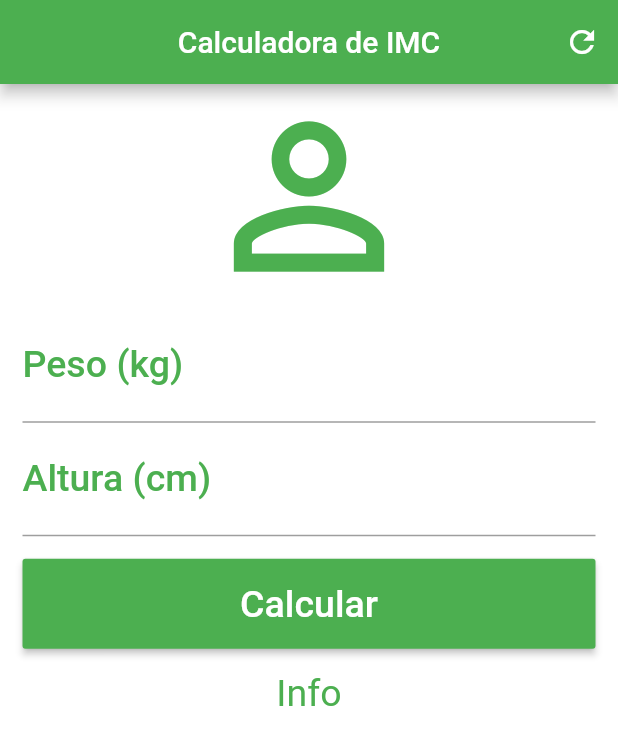
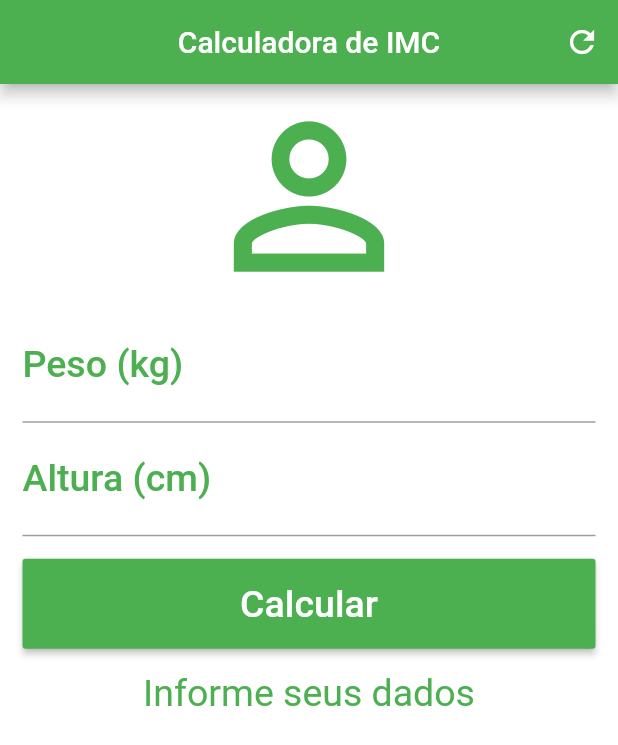
Before and after one commit to AndersonSMed/Calculadora_IMC_Flutter, a Flutter app: the screen it shows after launch, after a tap on "Calcular", on a phone screen of 412 x 824 dp. Shown: the top 745 px of the screen. Run offline on Flutter 3.47's test engine with Material 2 defaults, Android fonts, the phone set to English and light mode, and no system bars.

Commit message:
IMC calculus added to the app

```diff
--- a/lib/main.dart
+++ b/lib/main.dart
@@ -12,6 +12,45 @@ class Home extends StatefulWidget {
 }
 
 class _HomeState extends State<Home> {
+  TextEditingController weightController = TextEditingController();
+  TextEditingController heightController = TextEditingController();
+
+  String _infoText = "Informe seus dados";
+
+  void _resetFields() {
+    setState(() {
+      weightController.text = "";
+      heightController.text = "";
+      _infoText = "Informe seus dados";
+    });
+  }
+
+  void _calculate() {
+    setState(() {
+      if (weightController.text.isNotEmpty &&
+          heightController.text.isNotEmpty) {
+        double weight = double.parse(weightController.text);
+        double height = double.parse(heightController.text) / 100;
+        double imc = weight / (height * height);
+        if (imc < 18.6) {
+          _infoText = "Abaixo do peso (${imc.toStringAsPrecision(4)})";
+        } else if (imc < 24.9) {
+          _infoText = "Peso ideal (${imc.toStringAsPrecision(4)})";
+        } else if (imc < 29.9) {
+          _infoText = "Levemente acima do peso (${imc.toStringAsPrecision(4)})";
+        } else if (imc < 34.9) {
+          _infoText = "Obesidade grau I (${imc.toStringAsPrecision(4)})";
+        } else if (imc < 39.9) {
+          _infoText = "Obesidade grau II (${imc.toStringAsPrecision(4)})";
+        } else {
+          _infoText = "Obesidade grau III (${imc.toStringAsPrecision(4)})";
+        }
+      } else {
+        _resetFields();
+      }
+    });
+  }
+
   @override
   Widget build(BuildContext context) {
     return Scaffold(
@@ -22,7 +61,9 @@ class _HomeState extends State<Home> {
         actions: <Widget>[
           IconButton(
             icon: Icon(Icons.refresh),
-            onPressed: () {},
+            onPressed: () {
+              _resetFields();
+            },
           )
         ],
       ),
@@ -53,6 +94,7 @@ class _HomeState extends State<Home> {
               decoration: InputDecoration(
                   labelText: "Peso (kg)",
                   labelStyle: TextStyle(color: Colors.green)),
+              controller: weightController,
             ),
             TextField(
               keyboardType: TextInputType.number,
@@ -65,13 +107,16 @@ class _HomeState extends State<Home> {
               decoration: InputDecoration(
                   labelText: "Altura (cm)",
                   labelStyle: TextStyle(color: Colors.green)),
+              controller: heightController,
             ),
             Padding(
               padding: EdgeInsets.symmetric(vertical: 15.0),
               child: Container(
                   height: 60.0,
                   child: RaisedButton(
-                    onPressed: () {},
+                    onPressed: () {
+                      _calculate();
+                    },
                     color: Colors.green,
                     child: Text(
                       "Calcular",
@@ -80,7 +125,7 @@ class _HomeState extends State<Home> {
                   )),
             ),
             Text(
-              "Info",
+              "$_infoText",
               textAlign: TextAlign.center,
               style: TextStyle(color: Colors.green, fontSize: 25.0),
             )
```
Also changed, not shown: 5 other files.
